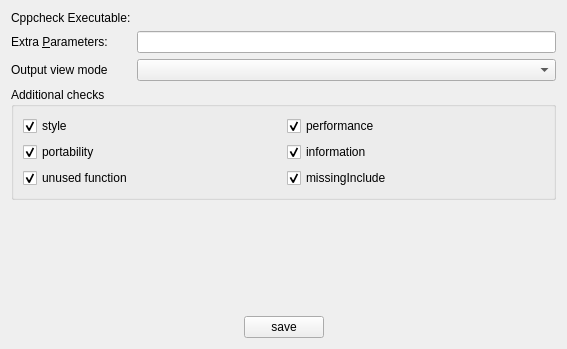
Before: the Qt Designer form config/ui/genericconfig.ui in KDE/kdevelop, drawn with Qt 5.
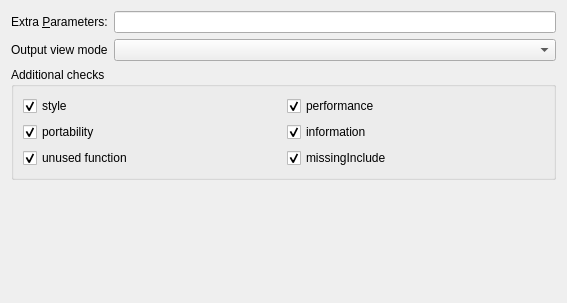
After: the same form once the commit is applied. Custom widgets are drawn as their Qt base class.

```diff
--- a/config/ui/genericconfig.ui
+++ b/config/ui/genericconfig.ui
@@ -7,27 +7,34 @@
     <x>0</x>
     <y>0</y>
     <width>567</width>
-    <height>349</height>
+    <height>303</height>
    </rect>
   </property>
   <layout class="QGridLayout" name="gridLayout_2">
+   <item row="0" column="0">
+    <widget class="QLabel" name="label_3">
+     <property name="text">
+      <string>Extra &amp;Parameters:</string>
+     </property>
+     <property name="buddy">
+      <cstring>cppcheckParameters</cstring>
+     </property>
+    </widget>
+   </item>
    <item row="0" column="1">
-    <widget class="KUrlRequester" name="cppcheckExecutable"/>
+    <widget class="QLineEdit" name="cppcheckParameters"/>
+   </item>
+   <item row="1" column="0">
+    <widget class="QLabel" name="label">
+     <property name="text">
+      <string>Output view mode</string>
+     </property>
+    </widget>
    </item>
    <item row="1" column="1">
-    <widget class="KLineEdit" name="cppcheckParameters"/>
+    <widget class="QComboBox" name="OutputViewModeComboBox"/>
    </item>
-   <item row="0" column="0">
-    <widget class="QLabel" name="textLabel2">
-     <property name="text">
-      <string>Cppcheck Executable:</string>
-     </property>
-     <property name="buddy">
-      <cstring>cppcheckExecutable</cstring>
-     </property>
-    </widget>
-   </item>
-   <item row="5" column="0" colspan="2">
+   <item row="2" column="0" colspan="2">
     <widget class="QGroupBox" name="AdditionalChecksGroupBox">
      <property name="toolTip">
       <string>Enable additional checks</string>
@@ -117,7 +124,7 @@
      </layout>
     </widget>
    </item>
-   <item row="6" column="1">
+   <item row="3" column="1">
     <spacer name="verticalSpacer">
      <property name="orientation">
       <enum>Qt::Vertical</enum>
@@ -130,78 +137,11 @@
      </property>
     </spacer>
    </item>
-   <item row="7" column="0" colspan="2">
-    <layout class="QHBoxLayout" name="horizontalLayout">
-     <item>
-      <spacer name="horizontalSpacer">
-       <property name="orientation">
-        <enum>Qt::Horizontal</enum>
-       </property>
-       <property name="sizeHint" stdset="0">
-        <size>
-         <width>40</width>
-         <height>20</height>
-        </size>
-       </property>
-      </spacer>
-     </item>
-     <item>
-      <widget class="QPushButton" name="SavePushButton">
-       <property name="text">
-        <string>save</string>
-       </property>
-      </widget>
-     </item>
-     <item>
-      <spacer name="horizontalSpacer_2">
-       <property name="orientation">
-        <enum>Qt::Horizontal</enum>
-       </property>
-       <property name="sizeHint" stdset="0">
-        <size>
-         <width>40</width>
-         <height>20</height>
-        </size>
-       </property>
-      </spacer>
-     </item>
-    </layout>
-   </item>
-   <item row="1" column="0">
-    <widget class="QLabel" name="label_3">
-     <property name="text">
-      <string>Extra &amp;Parameters:</string>
-     </property>
-     <property name="buddy">
-      <cstring>cppcheckParameters</cstring>
-     </property>
-    </widget>
-   </item>
-   <item row="2" column="0">
-    <widget class="QLabel" name="label">
-     <property name="text">
-      <string>Output view mode</string>
-     </property>
-    </widget>
-   </item>
-   <item row="2" column="1">
-    <widget class="QComboBox" name="OutputViewModeComboBox"/>
+   <item row="4" column="0" colspan="2">
+    <layout class="QHBoxLayout" name="horizontalLayout"/>
    </item>
   </layout>
  </widget>
- <customwidgets>
-  <customwidget>
-   <class>KLineEdit</class>
-   <extends>QLineEdit</extends>
-   <header>klineedit.h</header>
-  </customwidget>
-  <customwidget>
-   <class>KUrlRequester</class>
-   <extends>QFrame</extends>
-   <header>kurlrequester.h</header>
-   <container>1</container>
-  </customwidget>
- </customwidgets>
  <resources/>
  <connections/>
 </ui>
```
